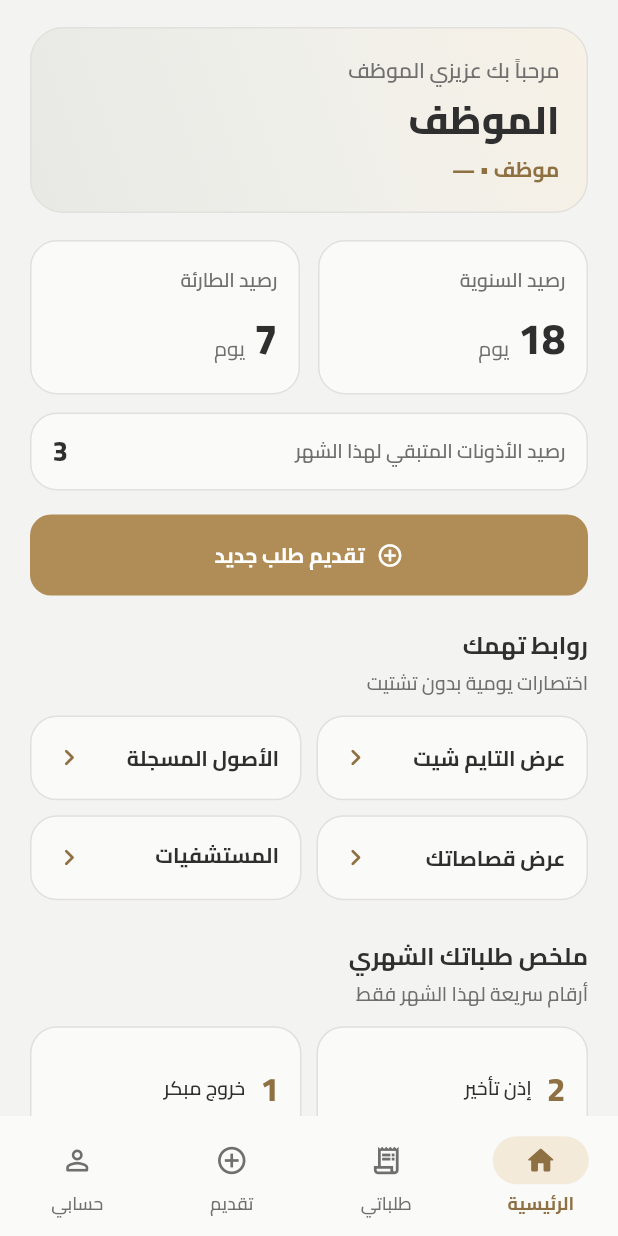
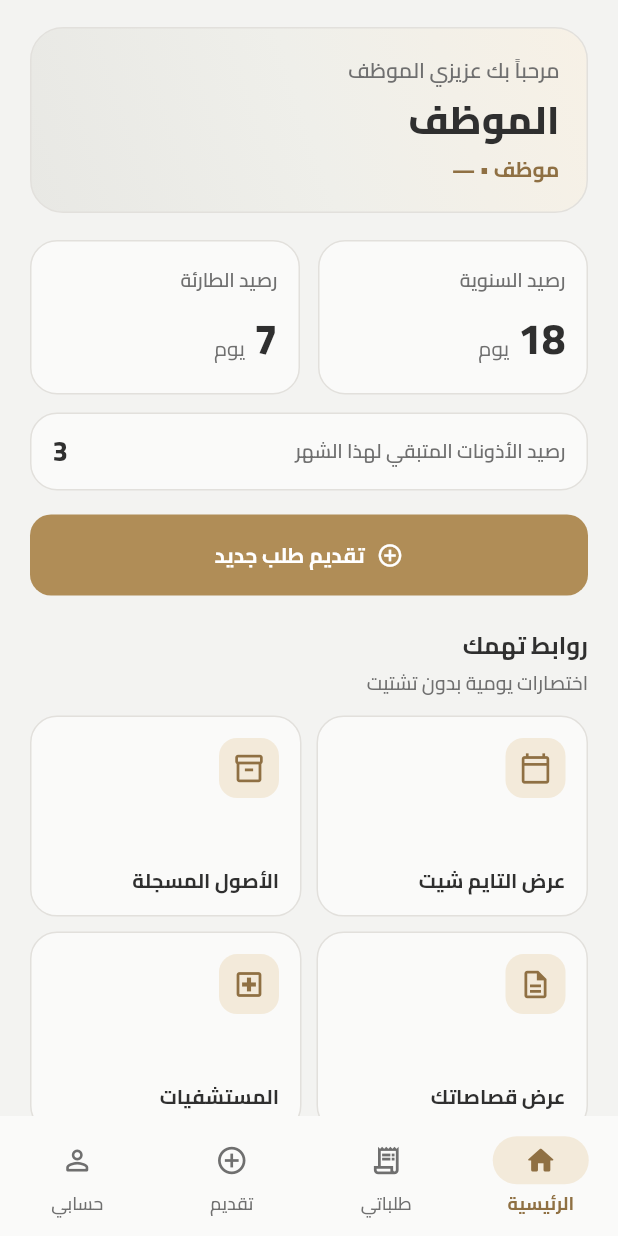
Before and after one commit to halimaElganduzMFZ/daftari_UI, a Flutter app: the MainShell screen opened directly, on a phone screen of 412 x 824 dp. Run offline on Flutter 3.47's test engine with Material 3 defaults, Android fonts, the phone set to English and light mode, and no system bars.

Commit message:
Restore useful-links cards with cleaner icons and shorter labels.
Hospital title fits on one line again; tiles keep a soft icon badge
and remain ready for navigation later.

Co-authored-by: unifiedcodeteam <unifiedcodeteam@gmail.com>

```diff
--- a/lib/features/home/home_screen.dart
+++ b/lib/features/home/home_screen.dart
@@ -108,12 +108,24 @@ class _HomeScreenState extends State<HomeScreen> {
                     crossAxisCount: 2,
                     mainAxisSpacing: 10,
                     crossAxisSpacing: 10,
-                    childAspectRatio: 3.2,
+                    childAspectRatio: 1.35,
                     children: const [
-                      _ServiceTile(title: 'عرض التايم شيت'),
-                      _ServiceTile(title: 'الأصول المسجلة'),
-                      _ServiceTile(title: 'عرض قصاصاتك'),
-                      _ServiceTile(title: 'المستشفيات المتعاقدة'),
+                      _ServiceTile(
+                        title: 'عرض التايم شيت',
+                        icon: Icons.calendar_today_outlined,
+                      ),
+                      _ServiceTile(
+                        title: 'الأصول المسجلة',
+                        icon: Icons.inventory_2_outlined,
+                      ),
+                      _ServiceTile(
+                        title: 'عرض قصاصاتك',
+                        icon: Icons.description_outlined,
+                      ),
+                      _ServiceTile(
+                        title: 'المستشفيات',
+                        icon: Icons.local_hospital_outlined,
+                      ),
                     ],
                   ),
                 ],
@@ -385,11 +397,12 @@ class _PermissionBalanceBar extends StatelessWidget {
   }
 }
 
-/// روابط الخدمات — جاهزة للنقر لاحقاً عند ربط الصفحات.
+/// روابط الخدمات — بطاقات أيقونة أنيقة، جاهزة للنقر لاحقاً.
 class _ServiceTile extends StatelessWidget {
-  const _ServiceTile({required this.title});
+  const _ServiceTile({required this.title, required this.icon});
 
   final String title;
+  final IconData icon;
 
   @override
   Widget build(BuildContext context) {
@@ -397,24 +410,30 @@ class _ServiceTile extends StatelessWidget {
       onTap: () {
         // سيتم ربط الصفحات لاحقاً (تايم شيت، أصول، قصاصات، مستشفيات).
       },
-      padding: const EdgeInsets.fromLTRB(14, 16, 14, 16),
-      child: Row(
+      padding: const EdgeInsets.fromLTRB(14, 14, 14, 14),
+      child: Column(
+        crossAxisAlignment: CrossAxisAlignment.start,
         children: [
-          Expanded(
-            child: Text(
-              title,
-              style: const TextStyle(
-                fontWeight: FontWeight.w700,
-                fontSize: 14,
-                height: 1.35,
-                color: AppColors.charcoal,
-              ),
+          Container(
+            width: 40,
+            height: 40,
+            decoration: BoxDecoration(
+              color: AppColors.goldSoft,
+              borderRadius: BorderRadius.circular(12),
             ),
+            child: Icon(icon, color: AppColors.goldDeep, size: 22),
           ),
-          const Icon(
-            Icons.chevron_left_rounded,
-            color: AppColors.goldDeep,
-            size: 22,
+          const Spacer(),
+          Text(
+            title,
+            maxLines: 2,
+            overflow: TextOverflow.ellipsis,
+            style: const TextStyle(
+              fontWeight: FontWeight.w700,
+              fontSize: 13.5,
+              height: 1.3,
+              color: AppColors.charcoal,
+            ),
           ),
         ],
       ),
```
